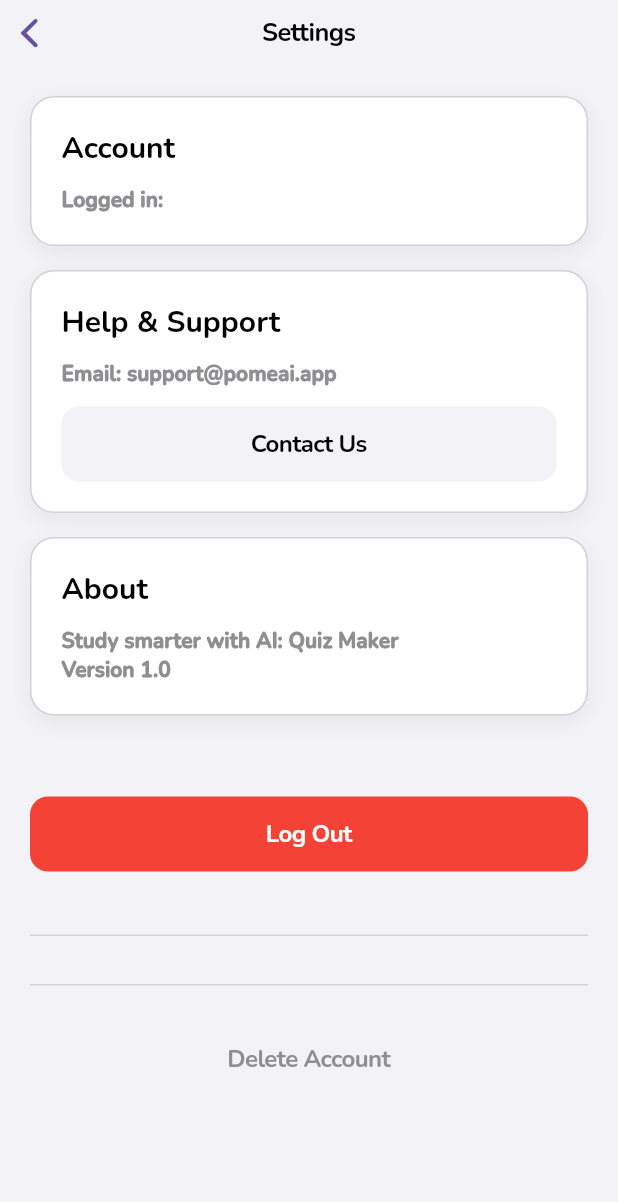
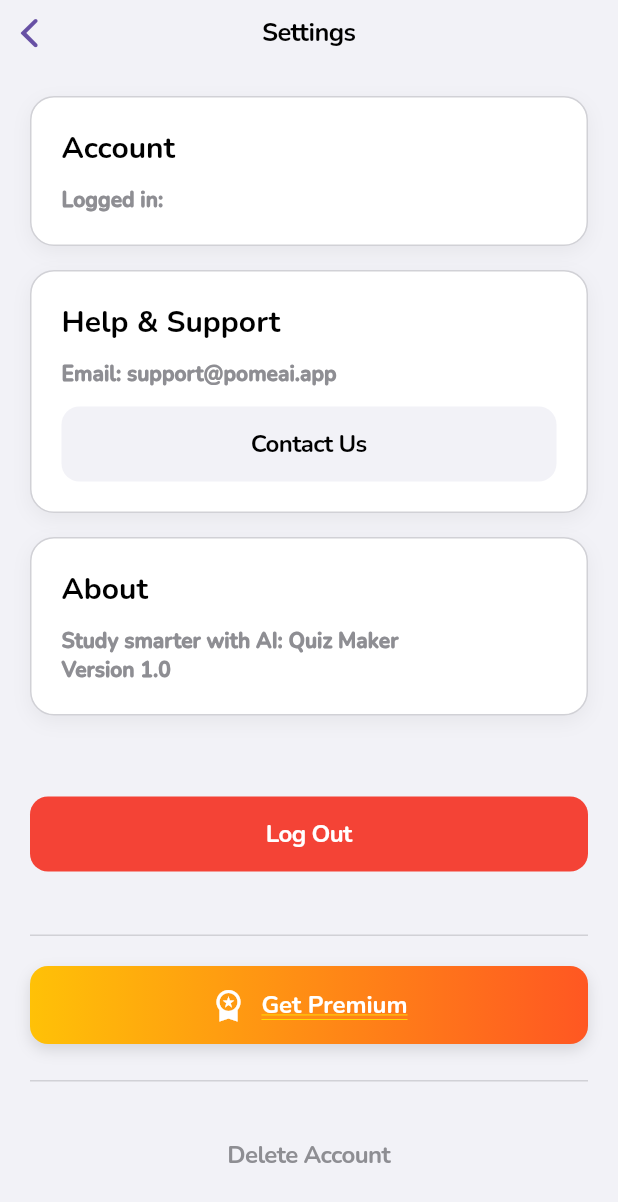
Before and after one commit to kardelenkeles/ui-quiz, a Flutter app: the SettingsScreen screen opened directly, on a phone screen of 412 x 824 dp. Shown: the top 1202 px of the screen. Run offline on Flutter 3.47's test engine with Material 3 defaults, Android fonts, the phone set to English and light mode, and no system bars; drawn by our look-alikes of keyboard_dismisser; our stand-ins replace cloud_firestore, device_info_plus, file_picker, firebase_auth, firebase_core, flashy_tab_bar2 and 6 more; missing offline and left inert: add_to_cart_animation, animated_button, flutter_pdf_text; accounts and stored records are empty; project files that could hold a hidden picture were left out.

Commit message:
feat: add 'Get Premium' button for non-premium users in settings screen; enhance UI for better user engagement

```diff
--- a/lib/screens/profile/settings_screen.dart
+++ b/lib/screens/profile/settings_screen.dart
@@ -3,6 +3,7 @@ import 'package:flutter/material.dart';
 import 'package:provider/provider.dart';
 import 'package:ui_quiz/providers/auth_provider.dart';
 import 'package:ui_quiz/screens/onboarding/onboarding_screen.dart';
+import 'package:ui_quiz/screens/onboarding/paywall_screen.dart';
 
 class SettingsScreen extends StatefulWidget {
   const SettingsScreen({super.key});
@@ -438,7 +439,8 @@ class _SettingsScreenState extends State<SettingsScreen> {
 
                 // Log out and Delete account buttons (at the bottom)
                 if (auth.user != null) ...[
-                  // Show cancel premium button when user has premium plan
+                  // Show cancel premium button when user has premium plan,
+                  // otherwise show a decorative 'Get Premium' button.
                   if (auth.userData?['subscriptionPlan'] == 'premium') ...[
                     SizedBox(
                       width: double.infinity,
@@ -457,6 +459,65 @@ class _SettingsScreenState extends State<SettingsScreen> {
                             fontSize: 16,
                             color: CupertinoColors.systemGrey,
                             decoration: TextDecoration.none,
+                          ),
+                        ),
+                      ),
+                    ),
+                    const SizedBox(height: 12),
+                  ] else ...[
+                    // Fancy Get Premium button for non-premium users
+                    SizedBox(
+                      width: double.infinity,
+                      child: GestureDetector(
+                        onTap: auth.isLoading
+                            ? null
+                            : () {
+                                Navigator.push(
+                                  context,
+                                  MaterialPageRoute(
+                                    builder: (_) => const PaywallScreen(),
+                                  ),
+                                );
+                              },
+                        child: Container(
+                          padding: const EdgeInsets.symmetric(
+                            vertical: 14,
+                            horizontal: 16,
+                          ),
+                          decoration: BoxDecoration(
+                            gradient: const LinearGradient(
+                              colors: [
+                                Color(0xFFFFC107), // amber
+                                Color(0xFFFF5722), // deep orange
+                              ],
+                            ),
+                            borderRadius: BorderRadius.circular(12),
+                            boxShadow: [
+                              BoxShadow(
+                                color: Colors.black.withOpacity(0.12),
+                                blurRadius: 8,
+                                offset: const Offset(0, 4),
+                              ),
+                            ],
+                          ),
+                          child: Row(
+                            mainAxisAlignment: MainAxisAlignment.center,
+                            children: const [
+                              Icon(
+                                Icons.workspace_premium,
+                                color: Colors.white,
+                              ),
+                              SizedBox(width: 10),
+                              Text(
+                                'Get Premium',
+                                style: TextStyle(
+                                  color: Colors.white,
+                                  fontSize: 16,
+                                  fontWeight: FontWeight.bold,
+                                  fontFamily: 'Nunito',
+                                ),
+                              ),
+                            ],
                           ),
                         ),
                       ),
```
